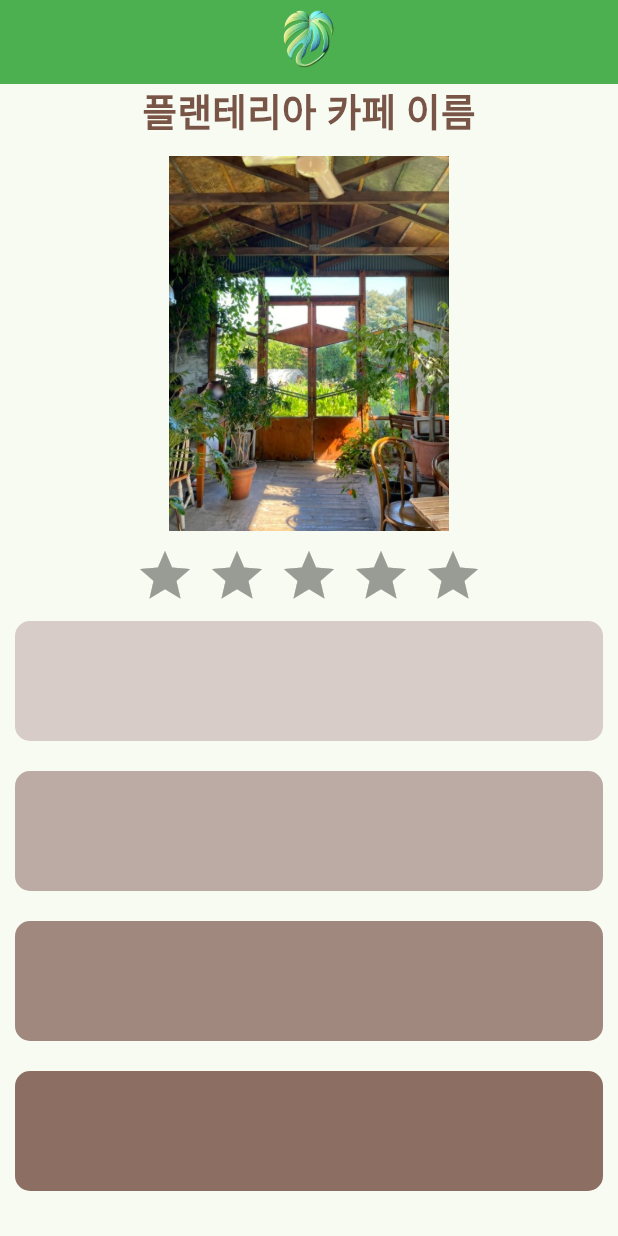
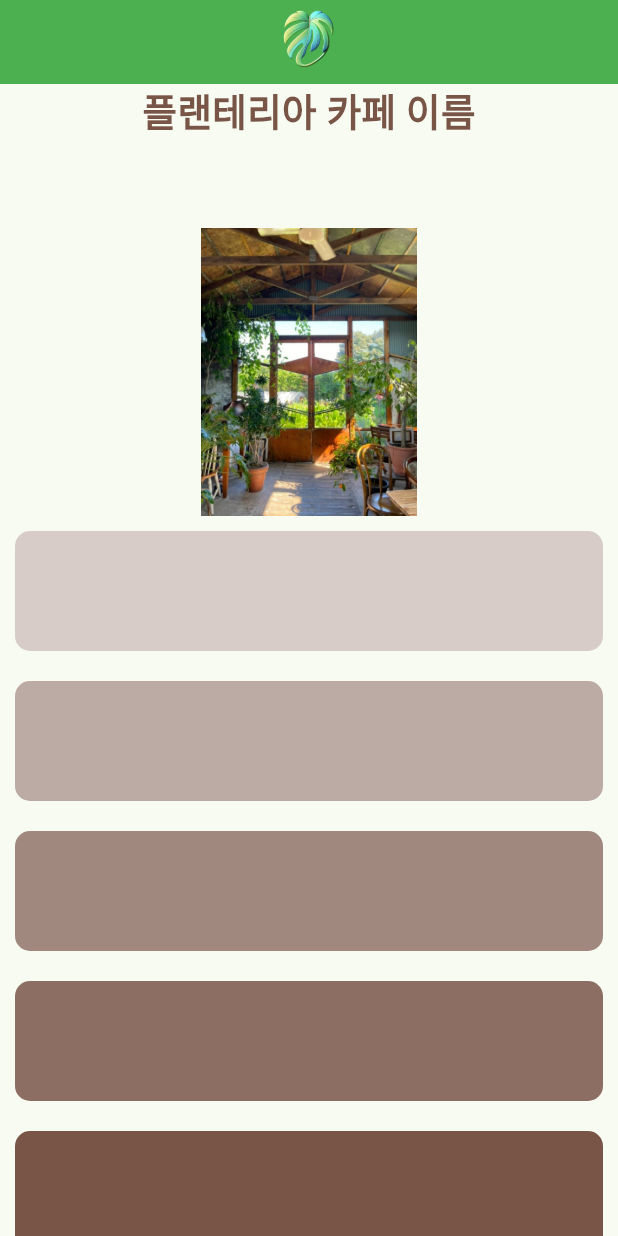
Before and after one commit to k984530/palnts, a Flutter app: the screen it shows after launch, on a phone screen of 412 x 824 dp. Run offline on Flutter 3.47's test engine with Material 2 defaults, Android fonts, the phone set to English and light mode, and no system bars; drawn by our look-alikes of flutter_rating_bar; our stand-ins replace flutter_chat_bubble, get; missing offline and left inert: kakao_map_plugin.

```diff
--- a/lib/Screens/StoreScreen.dart
+++ b/lib/Screens/StoreScreen.dart
@@ -1,5 +1,4 @@
 import 'package:flutter/material.dart';
-import 'package:flutter_rating_bar/flutter_rating_bar.dart';
 
 class StoreScreen extends StatelessWidget {
   const StoreScreen({super.key});
@@ -31,7 +30,9 @@ class StoreScreen extends StatelessWidget {
         child: Column(
           crossAxisAlignment: CrossAxisAlignment.center,
           children: [
-            Text(
+            Expanded(
+              flex: 1,
+              child: Text(
                 "플랜테리아 카페 이름",
                 style: TextStyle(
                   fontSize: 25,
@@ -39,37 +40,35 @@ class StoreScreen extends StatelessWidget {
                   color: Colors.brown,
                 ),
               ),
-            Container(
-              height: 250,
-              margin: EdgeInsets.all(
-                10,
             ),
+            Expanded(
+              flex: 2,
               child: Image.asset(
                 'images/store1_1.jpg',
               ),
             ),
-            Container(
-              child: RatingBar.builder(
-                initialRating: 0,
-                minRating: 0,
-                direction: Axis.horizontal,
-                allowHalfRating: true,
-                itemPadding: EdgeInsets.symmetric(horizontal: 4.0),
-                itemBuilder: (context, _) => Icon(
-                  Icons.star,
-                  color: Colors.lightGreen,
-                ),
-                onRatingUpdate: (rating) {
-                  print(rating);
-                },
-              ),
-            ),
-            Container(
-              height: 400,
+            // Container(
+            //   child: RatingBar.builder(
+            //     initialRating: 0,
+            //     minRating: 0,
+            //     direction: Axis.horizontal,
+            //     allowHalfRating: true,
+            //     itemPadding: EdgeInsets.symmetric(horizontal: 4.0),
+            //     itemBuilder: (context, _) => Icon(
+            //       Icons.star,
+            //       color: Colors.lightGreen,
+            //     ),
+            //     onRatingUpdate: (rating) {
+            //       print(rating);
+            //     },
+            //   ),
+            // ),
+            Expanded(
+              flex: 5,
               child: SingleChildScrollView(
                 child: Column(
                   children: <Widget>[
-                    for (int i = 0; i < 4; i++)
+                    for (int i = 0; i < 7; i++)
                       Container(
                         height: 80,
                         margin: EdgeInsets.all(10),
```
Also changed, not shown: pubspec.lock. Lines whose indentation alone changed are shown as unchanged.
